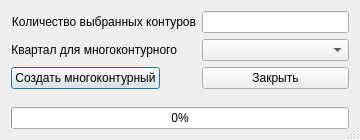
Before: the Qt Designer form ui/createmulticontour.ui in Biryuchkov/openLand, drawn with Qt 5.
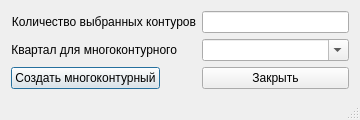
After: the same form once the commit is applied. Icons and pictures are not drawn.

What changed in the file:
```diff
--- a/ui/createmulticontour.ui
+++ b/ui/createmulticontour.ui
@@ -7,7 +7,7 @@
     <x>0</x>
     <y>0</y>
     <width>360</width>
-    <height>140</height>
+    <height>120</height>
    </rect>
   </property>
   <property name="sizePolicy">
@@ -55,7 +55,11 @@
     </widget>
    </item>
    <item row="2" column="1">
-    <widget class="QComboBox" name="comboBoxKvr"/>
+    <widget class="QComboBox" name="comboBoxKvr">
+     <property name="editable">
+      <bool>true</bool>
+     </property>
+    </widget>
    </item>
    <item row="4" column="0">
     <widget class="QPushButton" name="pushButtonOk">
@@ -79,26 +83,6 @@
      </property>
     </widget>
    </item>
-   <item row="6" column="0" colspan="2">
-    <widget class="QProgressBar" name="progressBar">
-     <property name="value">
-      <number>0</number>
-     </property>
-    </widget>
-   </item>
-   <item row="5" column="0">
-    <spacer name="verticalSpacer">
-     <property name="orientation">
-      <enum>Qt::Vertical</enum>
-     </property>
-     <property name="sizeHint" stdset="0">
-      <size>
-       <width>20</width>
-       <height>40</height>
-      </size>
-     </property>
-    </spacer>
-   </item>
   </layout>
  </widget>
  <tabstops>
```
